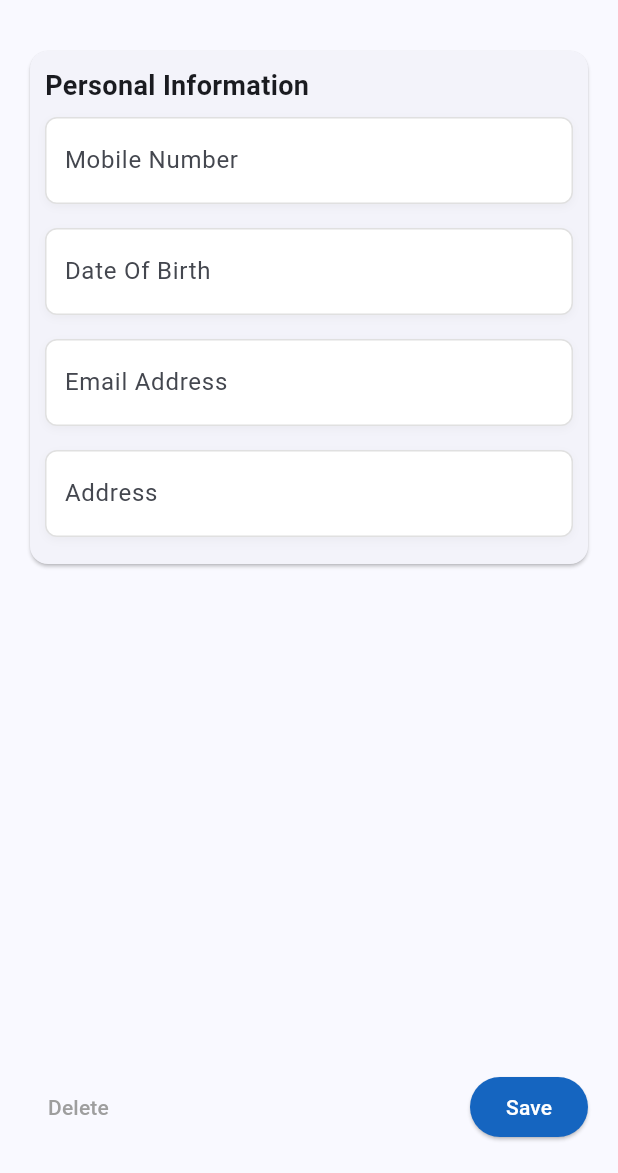
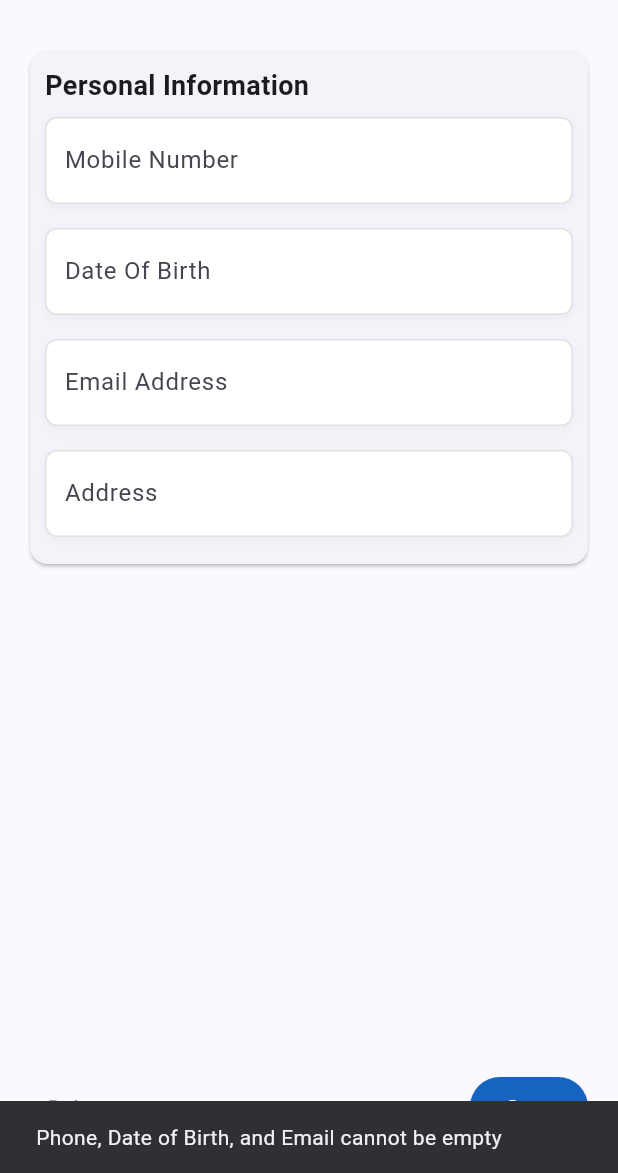
Before and after one commit to sreyamr/joymanpower, a Flutter app: the ProfileInfoScreen screen opened by its route, after a tap on "Save", on a phone screen of 412 x 824 dp, the part 63-1236 px from its top. Run offline on Flutter 3.47's test engine with Material 3 defaults, Android fonts, the phone set to English and light mode, and no system bars; our stand-ins replace shared_preferences; accounts and stored records are empty.

Commit message:
login functionality added,upadte profile added

```diff
--- a/lib/Models/register_model.dart
+++ b/lib/Models/register_model.dart
@@ -4,6 +4,8 @@ class RegisterModel {
   String? password;
   String? confirmPassword;
   String? phoneNumber;
+  String? designation;
+  String? dateOfBirth;
 
   RegisterModel({
     this.name,
@@ -11,6 +13,8 @@ class RegisterModel {
     this.password,
     this.confirmPassword,
     this.phoneNumber,
+    this.designation,
+    this.dateOfBirth,
   });
 
   Map<String, dynamic> toJson() {
@@ -20,6 +24,8 @@ class RegisterModel {
       'password': password,
       'confirm_password': confirmPassword,
       'phone_number': phoneNumber,
+      'designation': designation ?? '',
+      'dateOfBirth': dateOfBirth ?? '',
     };
   }
 
@@ -31,6 +37,8 @@ class RegisterModel {
       password: json['password'] ?? '',
       confirmPassword: json['confirm_password'] ?? '',
       phoneNumber: json['phone_number'] ?? '',
+      designation: json['designation'] ?? '',
+      dateOfBirth: json['dateOfBirth'] ?? '',
     );
   }
 }
--- a/lib/config/app_controller.dart
+++ b/lib/config/app_controller.dart
@@ -1,10 +1,10 @@
 import 'package:shared_preferences/shared_preferences.dart';
 import 'dart:convert';
-
-import '../Models/register_model.dart'; // For JSON encoding/decoding
+import '../Models/register_model.dart';
 
 class AppController {
   static const String _registerKey = 'register_data';
+  static const String _profileKey = 'user_profile';
 
   static Future<void> saveRegisterData(RegisterModel model) async {
     final SharedPreferences prefs = await SharedPreferences.getInstance();
@@ -20,4 +20,53 @@ class AppController {
     }
     return null;
   }
+
+  static Future<void> updateRegisterData({
+    required String name,
+    required String designation,
+  }) async {
+    final SharedPreferences prefs = await SharedPreferences.getInstance();
+
+    // Load the existing data
+    String? jsonData = prefs.getString(_registerKey);
+
+    if (jsonData != null) {
+
+      Map<String, dynamic> existingData = jsonDecode(jsonData);
+
+      existingData['name'] = name;
+      existingData['designation'] = designation;
+
+      await prefs.setString(_registerKey, jsonEncode(existingData));
+    } else {
+
+      final newModel = RegisterModel(name: name, designation: designation);
+      await prefs.setString(_registerKey, jsonEncode(newModel.toJson()));
+    }
+  }
+
+  static Future<void> updateProfile({
+    required String phone,
+    required String dateOfBirth,
+    required String email,
+  }) async {
+    final SharedPreferences prefs = await SharedPreferences.getInstance();
+
+    String? jsonData = prefs.getString(_registerKey);
+
+    if (jsonData != null) {
+
+      Map<String, dynamic> existingData = jsonDecode(jsonData);
+
+      existingData['phone_number'] = phone;
+      existingData['dateOfBirth'] = dateOfBirth;
+      existingData['email'] = email;
+      await prefs.setString(_registerKey, jsonEncode(existingData));
+    } else {
+
+      final newModel = RegisterModel(phoneNumber: phone, dateOfBirth:dateOfBirth,email: email );
+      await prefs.setString(_registerKey, jsonEncode(newModel.toJson()));
+    }
+  }
+
 }
--- a/lib/screens/profile/profile_info_screen.dart
+++ b/lib/screens/profile/profile_info_screen.dart
@@ -1,6 +1,7 @@
 import 'package:flutter/cupertino.dart';
 import 'package:flutter/material.dart';
 
+import '../../config/app_controller.dart';
 import '../../utlis/decoratedTextFiled.dart';
 
 class ProfileInfoScreen extends StatefulWidget {
@@ -11,7 +12,14 @@ class ProfileInfoScreen extends StatefulWidget {
 }
 
 class _ProfileInfoScreenState extends State<ProfileInfoScreen> {
-  @override
+  final TextEditingController mobileNumberController = TextEditingController();
+final TextEditingController dateOfBirthController = TextEditingController();
+final TextEditingController emailAddressController = TextEditingController();
+final TextEditingController addressController = TextEditingController();
+
+
+
+@override
   Widget build(BuildContext context) {
     return Scaffold(
       appBar: AppBar(
@@ -38,10 +46,10 @@ class _ProfileInfoScreenState extends State<ProfileInfoScreen> {
                           fontWeight: FontWeight.bold,
                         ),
                       ),
-                      decoratedTextField(labelText: 'Mobile Number'),
-                      decoratedTextField(labelText: 'Date Of Birth'),
-                      decoratedTextField(labelText: 'Email Address'),
-                      decoratedTextField(labelText: 'Address'),
+                      decoratedTextField(labelText: 'Mobile Number', controller: mobileNumberController),
+                      decoratedTextField(labelText: 'Date Of Birth', controller: dateOfBirthController),
+                      decoratedTextField(labelText: 'Email Address', controller: emailAddressController),
+                      decoratedTextField(labelText: 'Address', controller: addressController),
                     ],
                   ),
                 ),
@@ -60,7 +68,7 @@ class _ProfileInfoScreenState extends State<ProfileInfoScreen> {
                   child: const Text('Delete',style: TextStyle(color: Colors.grey),),
                 ),
                 ElevatedButton(
-                  onPressed: () {},
+                  onPressed:_updateProfileData,
                   style: ElevatedButton.styleFrom(
                     backgroundColor: Colors.blue.shade800,
                     shape: RoundedRectangleBorder(
@@ -76,4 +84,28 @@ class _ProfileInfoScreenState extends State<ProfileInfoScreen> {
       ),
     );
   }
+
+  void _updateProfileData() async {
+    final mobile = mobileNumberController.text.trim();
+    final updatedDateOfBirth = dateOfBirthController.text.trim();
+    final updatedEmail = emailAddressController.text.trim();
+
+    if (mobile.isEmpty || updatedDateOfBirth.isEmpty || updatedEmail.isEmpty) {
+      ScaffoldMessenger.of(context).showSnackBar(
+        const SnackBar(content: Text('Phone, Date of Birth, and Email cannot be empty')),
+      );
+      return;
+    }
+
+    await AppController.updateProfile(
+      phone: mobile,
+      dateOfBirth: updatedDateOfBirth,
+      email: updatedEmail,
+    );
+
+    ScaffoldMessenger.of(context).showSnackBar(
+      const SnackBar(content: Text('Profile updated successfully')),
+    );
+    Navigator.pop(context, true);
+  }
 }
--- a/lib/utlis/decoratedTextFiled.dart
+++ b/lib/utlis/decoratedTextFiled.dart
@@ -1,7 +1,7 @@
 import 'package:flutter/cupertino.dart';
 import 'package:flutter/material.dart';
 
-Widget decoratedTextField({required String labelText}) {
+Widget decoratedTextField({required String labelText,required TextEditingController controller}) {
   return Container(
     margin: const EdgeInsets.symmetric(vertical: 8.0),
     padding: const EdgeInsets.symmetric(horizontal: 12.0),
@@ -18,6 +18,7 @@ Widget decoratedTextField({required String labelText}) {
       ],
     ),
     child: TextField(
+      controller: controller,
       decoration: InputDecoration(
         labelText: labelText,
         border: InputBorder.none, // Removes the default underline
--- a/pubspec.yaml
+++ b/pubspec.yaml
@@ -36,6 +36,7 @@ dependencies:
   # Use with the CupertinoIcons class for iOS style icons.
   cupertino_icons: ^1.0.8
   shared_preferences: ^2.3.3
+
 
 dev_dependencies:
   flutter_test:
```
Also changed, not shown: lib/screens/login_screen.dart (+50 -16 lines), lib/screens/profile/profile_edit_screen.dart (+34 -6 lines), lib/screens/profile/profile_screen.dart (+39 -15 lines), lib/screens/profile/social_media_screen.dart (+54 -10 lines), pubspec.lock, 3 other files.
